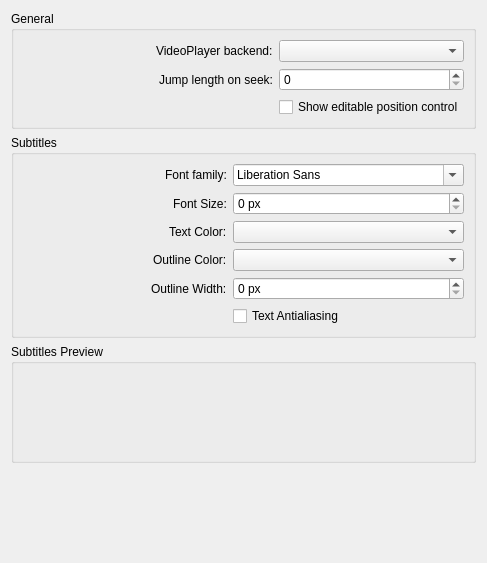
The window that src/main/configs/playerconfigwidget.ui (maxrd2/SubtitleComposer) describes before a commit, drawn with Qt 5.
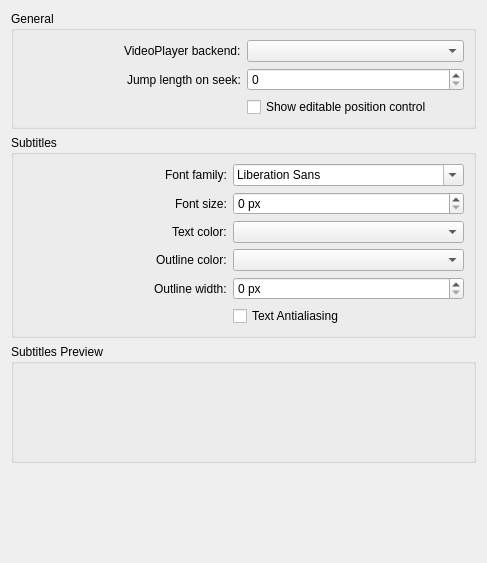
The same window after the commit. Custom widgets are drawn as their Qt base class.

The edit to the form file:
```diff
--- a/src/main/configs/playerconfigwidget.ui
+++ b/src/main/configs/playerconfigwidget.ui
@@ -16,7 +16,7 @@
      <property name="title">
       <string>General</string>
      </property>
-     <layout class="QGridLayout" name="gridLayout" columnstretch="1,0">
+     <layout class="QGridLayout" name="gridLayout" columnstretch="1,1">
       <item row="1" column="0" alignment="Qt::AlignRight">
        <widget class="QLabel" name="label_4">
         <property name="text">
@@ -56,7 +56,7 @@
       <item row="3" column="0" alignment="Qt::AlignRight">
        <widget class="QLabel" name="label_7">
         <property name="text">
-         <string>Outline Color:</string>
+         <string>Outline color:</string>
         </property>
        </widget>
       </item>
@@ -72,14 +72,14 @@
       <item row="4" column="0" alignment="Qt::AlignRight">
        <widget class="QLabel" name="label_8">
         <property name="text">
-         <string>Outline Width:</string>
+         <string>Outline width:</string>
         </property>
        </widget>
       </item>
       <item row="2" column="0" alignment="Qt::AlignRight">
        <widget class="QLabel" name="label_6">
         <property name="text">
-         <string>Text Color:</string>
+         <string>Text color:</string>
         </property>
        </widget>
       </item>
@@ -93,7 +93,7 @@
       <item row="1" column="0" alignment="Qt::AlignRight">
        <widget class="QLabel" name="label_5">
         <property name="text">
-         <string>Font Size:</string>
+         <string>Font size:</string>
         </property>
        </widget>
       </item>
```
